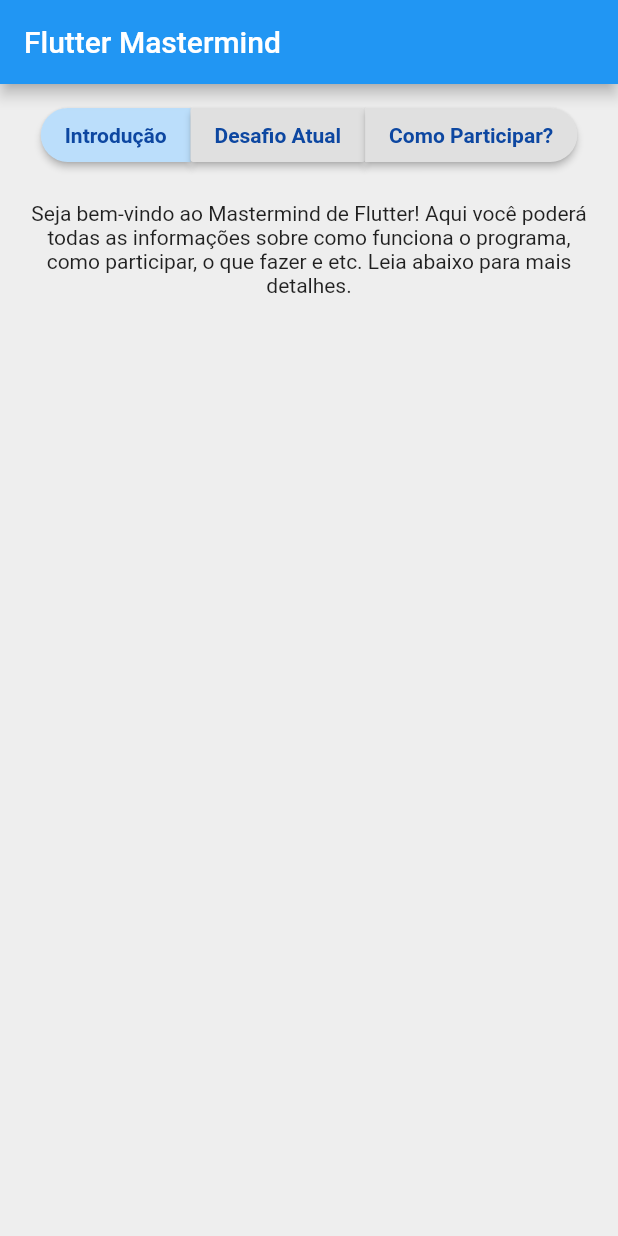
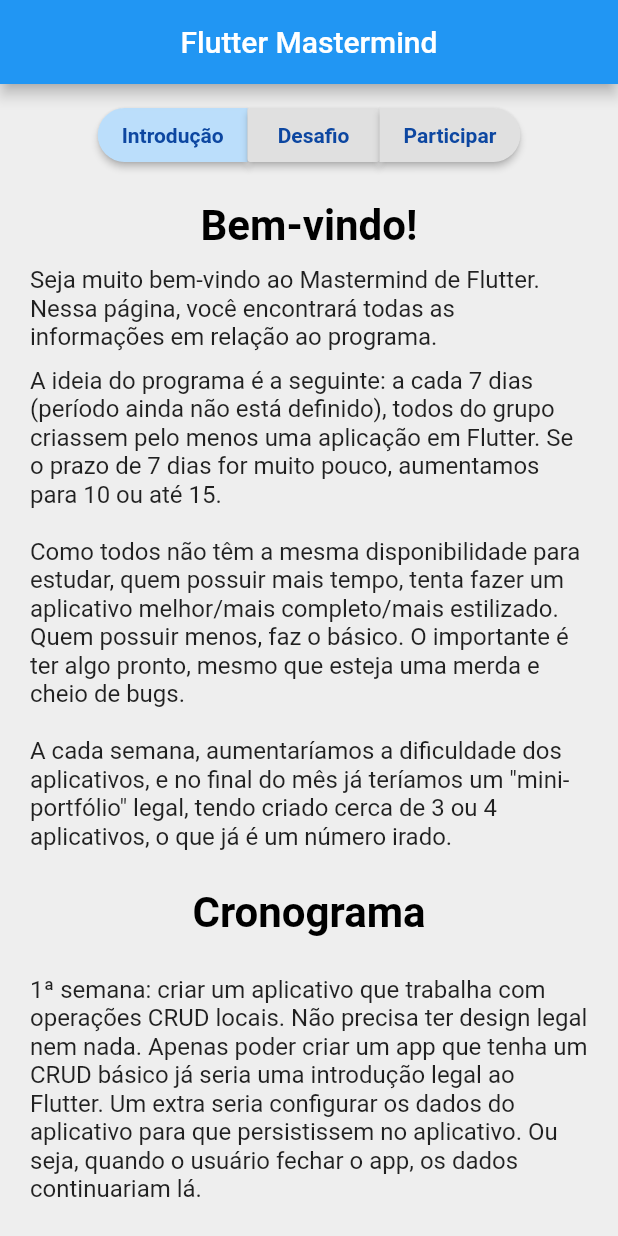
Before and after one commit to rodriigovieira/flutter-mastermind-web, a Flutter app: the screen it shows after launch, after a tap on "Introdução", on a phone screen of 412 x 824 dp. Run offline on Flutter 3.47's test engine with Material 2 defaults, Android fonts, the phone set to English and light mode, and no system bars; missing offline and left inert: flutter_web; network calls fail; Roboto replaces fonts that are missing (Arial).

Commit message:
Adding texts explaining the mastermind and separating each page in a file

```diff
--- a/lib/home_page.dart
+++ /dev/null
@@ -1,124 +0,0 @@
-import 'package:flutter_web/material.dart';
-
-String textOne =
-    "Seja bem-vindo ao Mastermind de Flutter! Aqui você poderá todas as informações sobre como funciona o programa, como participar, o que fazer e etc. Leia abaixo para mais detalhes.";
-
-String textTwo =
-    "Você precisa fazer um aplicativo que possua um CRUD básico, nada mais. As ações são totalmente locais - ou seja, não há necessidade de integração com nenhum banco de dados ou API. Não há necessidade de utilizar uma solução de gerenciamento de estado como o provider ou BloC.";
-
-String textThree =
-    "Para participar, entre em contato comigo no Telegram - @rodriigovieira - ou fale comigo através do meu e-mail: rodriigovieira@gmail.com.";
-
-class HomePage extends StatefulWidget {
-  final String title;
-
-  HomePage({this.title});
-
-  @override
-  State<StatefulWidget> createState() {
-    return MyStatefulWidget(title: title);
-  }
-}
-
-class MyStatefulWidget extends State {
-  final String title;
-  int selectedButton = 1;
-
-  MyStatefulWidget({this.title});
-
-  void changeButton(int buttonCode) {
-    setState(() => selectedButton = buttonCode);
-  }
-
-  String getText() {
-    switch (selectedButton) {
-      case 1:
-        return textOne;
-      case 2:
-        return textTwo;
-      case 3:
-        return textThree;
-      default:
-        return textOne;
-    }
-  }
-
-  @override
-  Widget build(BuildContext context) {
-    return Scaffold(
-      appBar: AppBar(
-        title: Text(title),
-      ),
-      backgroundColor: Colors.grey[200],
-      body: Container(
-        margin: EdgeInsets.symmetric(vertical: 10.0, horizontal: 20.0),
-        child: Column(
-          children: <Widget>[
-            Row(
-              mainAxisAlignment: MainAxisAlignment.center,
-              children: <Widget>[
-                RaisedButton(
-                  color: selectedButton == 1 ? Colors.blue[100] : null,
-                  highlightColor: Colors.blue[100],
-                  onPressed: () => changeButton(1),
-                  child: Text(
-                    "Introdução",
-                    style: TextStyle(
-                      color: Colors.blue[900],
-                      fontWeight: FontWeight.bold,
-                    ),
-                  ),
-                  shape: RoundedRectangleBorder(
-                    borderRadius: BorderRadius.only(
-                      topLeft: Radius.circular(40.0),
-                      bottomLeft: Radius.circular(40.0),
-                    ),
-                  ),
-                ),
-                RaisedButton(
-                  color: selectedButton == 2 ? Colors.blue[100] : null,
-                  highlightColor: Colors.blue[100],
-                  onPressed: () => changeButton(2),
-                  child: Text(
-                    "Desafio Atual",
-                    style: TextStyle(
-                      color: Colors.blue[900],
-                      fontWeight: FontWeight.bold,
-                    ),
-                  ),
-                ),
-                RaisedButton(
-                  color: selectedButton == 3 ? Colors.blue[100] : null,
-                  highlightColor: Colors.blue[100],
-                  onPressed: () => changeButton(3),
-                  child: Text(
-                    "Como Participar?",
-                    style: TextStyle(
-                      color: Colors.blue[900],
-                      fontWeight: FontWeight.bold,
-                    ),
-                  ),
-                  shape: RoundedRectangleBorder(
-                    borderRadius: BorderRadius.only(
-                      topRight: Radius.circular(40.0),
-                      bottomRight: Radius.circular(40.0),
-                    ),
-                  ),
-                ),
-              ],
-            ),
-            SizedBox(height: 20.0),
-            Container(
-              constraints: BoxConstraints(maxWidth: 600.0),
-              alignment: Alignment.center,
-              child: Text(
-                getText(),
-                textAlign: TextAlign.center,
-              ),
-            ),
-          ],
-        ),
-      ),
-    );
-  }
-}
--- a/lib/main.dart
+++ b/lib/main.dart
@@ -1,5 +1,5 @@
 import 'package:flutter_web/material.dart';
-import './home_page.dart';
+import './pages.dart';
 
 void main() {
   runApp(MyApp());
@@ -15,6 +15,9 @@ class MyApp extends StatelessWidget {
       theme: ThemeData(
         primarySwatch: Colors.blue,
         fontFamily: "Arial",
+        textTheme: TextTheme(
+          body1: TextStyle(fontSize: 16.0),
+        ),
       ),
       home: HomePage(
         title: title,
--- /dev/null
+++ b/lib/pages.dart
@@ -0,0 +1,118 @@
+import 'package:flutter_web/material.dart';
+
+import './pages/welcome_page.dart';
+import './pages/challenge_page.dart';
+import './pages/join_page.dart';
+
+class HomePage extends StatefulWidget {
+  final String title;
+
+  HomePage({this.title});
+
+  @override
+  State<StatefulWidget> createState() {
+    return MyStatefulWidget(title: title);
+  }
+}
+
+class MyStatefulWidget extends State {
+  final String title;
+  int selectedButton = 1;
+
+  MyStatefulWidget({this.title});
+
+  void changeButton(int buttonCode) {
+    setState(() => selectedButton = buttonCode);
+  }
+
+  Widget getPageWidget() {
+    switch (selectedButton) {
+      case 1:
+        return WelcomePage();
+      case 2:
+        return ChallengePage();
+      case 3:
+        return JoinPage();
+      default:
+        return WelcomePage();
+    }
+  }
+
+  @override
+  Widget build(BuildContext context) {
+    return Scaffold(
+      appBar: AppBar(
+        centerTitle: true,
+        title: Text(title),
+      ),
+      backgroundColor: Colors.grey[200],
+      body: SingleChildScrollView(
+        child: Center(
+          child: Container(
+            constraints: BoxConstraints(maxWidth: 600.0),
+            margin: EdgeInsets.symmetric(vertical: 10.0, horizontal: 20.0),
+            child: Column(
+              children: <Widget>[
+                Row(
+                  mainAxisAlignment: MainAxisAlignment.center,
+                  children: <Widget>[
+                    RaisedButton(
+                      color: selectedButton == 1 ? Colors.blue[100] : null,
+                      highlightColor: Colors.blue[100],
+                      onPressed: () => changeButton(1),
+                      child: Text(
+                        "Introdução",
+                        style: TextStyle(
+                          color: Colors.blue[900],
+                          fontWeight: FontWeight.bold,
+                        ),
+                      ),
+                      shape: RoundedRectangleBorder(
+                        borderRadius: BorderRadius.only(
+                          topLeft: Radius.circular(40.0),
+                          bottomLeft: Radius.circular(40.0),
+                        ),
+                      ),
+                    ),
+                    RaisedButton(
+                      color: selectedButton == 2 ? Colors.blue[100] : null,
+                      highlightColor: Colors.blue[100],
+                      onPressed: () => changeButton(2),
+                      child: Text(
+                        "Desafio",
+                        style: TextStyle(
+                          color: Colors.blue[900],
+                          fontWeight: FontWeight.bold,
+                        ),
+                      ),
+                    ),
+                    RaisedButton(
+                      color: selectedButton == 3 ? Colors.blue[100] : null,
+                      highlightColor: Colors.blue[100],
+                      onPressed: () => changeButton(3),
+                      child: Text(
+                        "Participar",
+                        style: TextStyle(
+                          color: Colors.blue[900],
+                          fontWeight: FontWeight.bold,
+                        ),
+                      ),
+                      shape: RoundedRectangleBorder(
+                        borderRadius: BorderRadius.only(
+                          topRight: Radius.circular(40.0),
+                          bottomRight: Radius.circular(40.0),
+                        ),
+                      ),
+                    ),
+                  ],
+                ),
+                SizedBox(height: 20.0),
+                getPageWidget()
+              ],
+            ),
+          ),
+        ),
+      ),
+    );
+  }
+}
--- /dev/null
+++ b/lib/pages/welcome_page.dart
@@ -0,0 +1,55 @@
+import 'package:flutter_web/material.dart';
+
+class WelcomePage extends StatelessWidget {
+  @override
+  Widget build(BuildContext context) {
+    return Container(
+      child: Column(
+        children: <Widget>[
+          Text(
+            "Bem-vindo!",
+            style: TextStyle(
+              color: Colors.black,
+              fontSize: 28.0,
+              fontWeight: FontWeight.bold,
+            ),
+          ),
+          SizedBox(
+            height: 10.0,
+          ),
+          Text(
+            "Seja muito bem-vindo ao Mastermind de Flutter. Nessa página, você encontrará todas as informações em relação ao programa.",
+          ),
+          SizedBox(
+            height: 10.0,
+          ),
+          Text(
+            'A ideia do programa é a seguinte: a cada 7 dias (período ainda não está definido), todos do grupo criassem pelo menos uma aplicação em Flutter. Se o prazo de 7 dias for muito pouco, aumentamos para 10 ou até 15.\n\nComo todos não têm a mesma disponibilidade para estudar, quem possuir mais tempo, tenta fazer um aplicativo melhor/mais completo/mais estilizado. Quem possuir menos, faz o básico. O importante é ter algo pronto, mesmo que esteja uma merda e cheio de bugs.\n\nA cada semana, aumentaríamos a dificuldade dos aplicativos, e no final do mês já teríamos um "mini-portfólio" legal, tendo criado cerca de 3 ou 4 aplicativos, o que já é um número irado.',
+          ),
+          SizedBox(
+            height: 25.0,
+          ),
+          Text(
+            "Cronograma",
+            style: TextStyle(
+              fontSize: 28.0,
+              color: Colors.black,
+              fontWeight: FontWeight.bold,
+            ),
+          ),
+          SizedBox(
+            height: 25.0,
+          ),
+          Text(
+              "1ª semana: criar um aplicativo que trabalha com operações CRUD locais. Não precisa ter design legal nem nada. Apenas poder criar um app que tenha um CRUD básico já seria uma introdução legal ao Flutter. Um extra seria configurar os dados do aplicativo para que persistissem no aplicativo. Ou seja, quando o usuário fechar o app, os dados continuariam lá.\n\n2ª semana: criar um aplicativo que trabalha com operações CRUD de uma API. Assim, já teríamos uma ideia de como integrar uma aplicação a uma API básica e realizando as operações rotineiras que todo aplicativo uma hora ou outra precisará executar. Um exemplo de API comum poderia ser o Firebase, mas isso ficaria a critério de cada um. Poderia ser criado uma própria, ou utilizar uma pronta. O importante é trabalhar com operações em uma API. Como um desafio adicional, poderia ser utilizado alguma solução de gerenciamento de estado como o Provider para auxiliar na estruturação da aplicação.\n\n3ª semana: criar um aplicativo com autenticação e operações CRUD de uma API. Além das operações CRUD usando uma API, como no aplicativo passado, esse também teria um sistema de autenticação. Pode-se utilizar Firebase ou qualquer outra API de sua preferência. Como no passado, o importante é integrar. Caso queira dar um passo além, poderia implementar um sistema de permissões, onde poderia configurar cada item para ser visto apenas por um grupo de usuários."),
+          SizedBox(
+            height: 20.0,
+          ),
+          Text(
+            "Esse site foi construído totalmente com Flutter for Web <3. O código fonte está disponível aqui: https://github.com/rodriigovieira/flutter-mastermind-web",
+          )
+        ],
+      ),
+    );
+  }
+}
```
Also changed, not shown: lib/pages/challenge_page.dart (added, +71 -0 lines), lib/pages/join_page.dart (added, +60 -0 lines), 4 other files.
